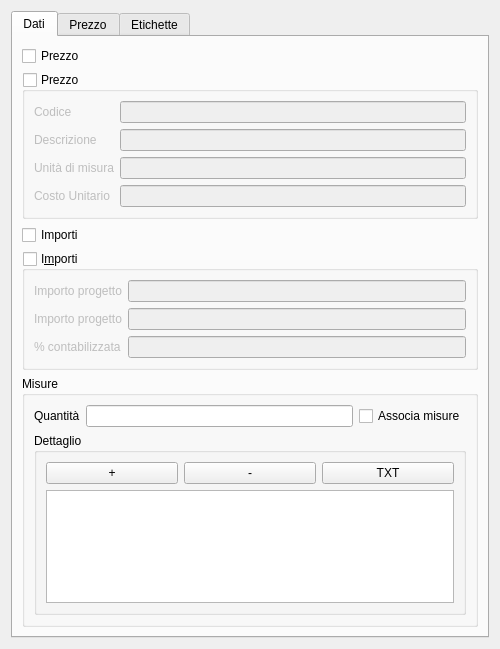
The window that qcostgui/accountinglsbillitemgui.ui (mickele77/qcost) describes before a commit, drawn with Qt 5.
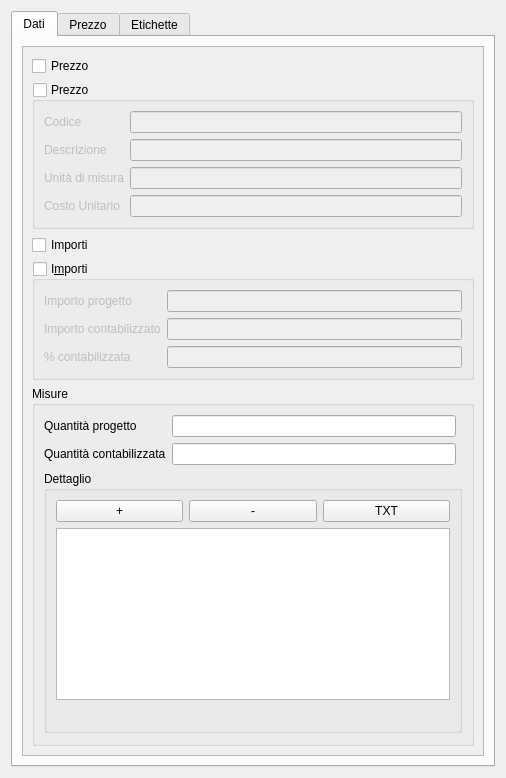
The same window after the commit.

What changed in the file:
```diff
--- a/qcostgui/accountinglsbillitemgui.ui
+++ b/qcostgui/accountinglsbillitemgui.ui
@@ -6,8 +6,8 @@
    <rect>
     <x>0</x>
     <y>0</y>
-    <width>500</width>
-    <height>649</height>
+    <width>506</width>
+    <height>778</height>
    </rect>
   </property>
   <property name="windowTitle">
@@ -24,6 +24,28 @@
        <string>Dati</string>
       </attribute>
       <layout class="QGridLayout" name="dataTabLayout">
+       <item row="0" column="0">
+        <widget class="QScrollArea" name="scrollArea">
+         <property name="widgetResizable">
+          <bool>true</bool>
+         </property>
+         <widget class="QWidget" name="scrollAreaWidgetContents">
+          <property name="geometry">
+           <rect>
+            <x>0</x>
+            <y>0</y>
+            <width>470</width>
+            <height>715</height>
+           </rect>
+          </property>
+          <layout class="QGridLayout" name="gridLayout">
+           <item row="0" column="0">
+            <widget class="QCheckBox" name="priceCheckBox">
+             <property name="text">
+              <string>Prezzo</string>
+             </property>
+            </widget>
+           </item>
        <item row="1" column="0">
         <widget class="QGroupBox" name="priceGroupBox">
          <property name="title">
@@ -38,6 +60,9 @@
          <layout class="QGridLayout" name="priceDataLayout">
           <item row="2" column="1">
            <widget class="QLineEdit" name="priceUnitMeasureLineEdit">
+                <property name="alignment">
+                 <set>Qt::AlignRight|Qt::AlignTrailing|Qt::AlignVCenter</set>
+                </property>
             <property name="readOnly">
              <bool>true</bool>
             </property>
@@ -86,7 +111,10 @@
            </widget>
           </item>
           <item row="3" column="1">
-           <widget class="QLineEdit" name="PPUTotalLineEdit">
+               <widget class="QLineEdit" name="PPULineEdit">
+                <property name="alignment">
+                 <set>Qt::AlignRight|Qt::AlignTrailing|Qt::AlignVCenter</set>
+                </property>
             <property name="readOnly">
              <bool>true</bool>
             </property>
@@ -102,28 +130,110 @@
          </property>
         </widget>
        </item>
+           <item row="3" column="0">
+            <widget class="QGroupBox" name="amountsGroupBox">
+             <property name="title">
+              <string>I&amp;mporti</string>
+             </property>
+             <property name="checkable">
+              <bool>true</bool>
+             </property>
+             <property name="checked">
+              <bool>false</bool>
+             </property>
+             <layout class="QGridLayout" name="amountsDataLayout">
+              <item row="0" column="0">
+               <widget class="QLabel" name="projAmountLabel">
+                <property name="text">
+                 <string>Importo progetto</string>
+                </property>
+               </widget>
+              </item>
+              <item row="0" column="1">
+               <widget class="QLineEdit" name="projAmountLineEdit">
+                <property name="alignment">
+                 <set>Qt::AlignRight|Qt::AlignTrailing|Qt::AlignVCenter</set>
+                </property>
+                <property name="readOnly">
+                 <bool>true</bool>
+                </property>
+               </widget>
+              </item>
+              <item row="1" column="0">
+               <widget class="QLabel" name="accAmountLabel">
+                <property name="text">
+                 <string>Importo contabilizzato</string>
+                </property>
+               </widget>
+              </item>
+              <item row="1" column="1">
+               <widget class="QLineEdit" name="accAmountLineEdit">
+                <property name="alignment">
+                 <set>Qt::AlignRight|Qt::AlignTrailing|Qt::AlignVCenter</set>
+                </property>
+                <property name="readOnly">
+                 <bool>true</bool>
+                </property>
+               </widget>
+              </item>
+              <item row="2" column="0">
+               <widget class="QLabel" name="percentageAccountedLabel">
+                <property name="text">
+                 <string>% contabilizzata</string>
+                </property>
+               </widget>
+              </item>
+              <item row="2" column="1">
+               <widget class="QLineEdit" name="percentageAccountedLineEdit">
+                <property name="alignment">
+                 <set>Qt::AlignRight|Qt::AlignTrailing|Qt::AlignVCenter</set>
+                </property>
+                <property name="readOnly">
+                 <bool>true</bool>
+                </property>
+               </widget>
+              </item>
+             </layout>
+            </widget>
+           </item>
        <item row="4" column="0">
         <widget class="QGroupBox" name="valueDataGroupBox">
          <property name="title">
           <string>Misure</string>
          </property>
          <layout class="QGridLayout" name="valueDataLayout">
-          <item row="0" column="1">
-           <widget class="QLabel" name="quantityLabel">
+              <item row="3" column="1">
+               <spacer name="valueDataVertSpacer">
+                <property name="orientation">
+                 <enum>Qt::Vertical</enum>
+                </property>
+                <property name="sizeHint" stdset="0">
+                 <size>
+                  <width>20</width>
+                  <height>40</height>
+                 </size>
+                </property>
+               </spacer>
+              </item>
+              <item row="1" column="1">
+               <widget class="QLabel" name="accQuantityLabel">
             <property name="text">
-             <string>Quantità</string>
+                 <string>Quantità contabilizzata</string>
             </property>
            </widget>
           </item>
-          <item row="0" column="2">
-           <widget class="QLineEdit" name="quantityLineEdit">
+              <item row="1" column="2">
+               <widget class="QLineEdit" name="accQuantityLineEdit">
             <property name="alignment">
              <set>Qt::AlignRight|Qt::AlignTrailing|Qt::AlignVCenter</set>
             </property>
-           </widget>
-          </item>
-          <item row="1" column="1" colspan="3">
-           <widget class="QGroupBox" name="billItemLinesGroupBox">
+                <property name="readOnly">
+                 <bool>true</bool>
+                </property>
+               </widget>
+              </item>
+              <item row="2" column="1" colspan="3">
+               <widget class="QGroupBox" name="itemMeasuresGroupBox">
             <property name="sizePolicy">
              <sizepolicy hsizetype="Preferred" vsizetype="Expanding">
               <horstretch>0</horstretch>
@@ -174,78 +284,18 @@
             </layout>
            </widget>
           </item>
-          <item row="2" column="1">
-           <spacer name="valueDataVertSpacer">
-            <property name="orientation">
-             <enum>Qt::Vertical</enum>
-            </property>
-            <property name="sizeHint" stdset="0">
-             <size>
-              <width>20</width>
-              <height>40</height>
-             </size>
-            </property>
-           </spacer>
-          </item>
-          <item row="0" column="3">
-           <widget class="QCheckBox" name="associateLinesCheckBox">
-            <property name="text">
-             <string>Associa misure</string>
-            </property>
-           </widget>
-          </item>
-         </layout>
-        </widget>
-       </item>
-       <item row="3" column="0">
-        <widget class="QGroupBox" name="amountsGroupBox">
-         <property name="title">
-          <string>I&amp;mporti</string>
-         </property>
-         <property name="checkable">
-          <bool>true</bool>
-         </property>
-         <property name="checked">
-          <bool>false</bool>
-         </property>
-         <layout class="QGridLayout" name="amountsDataLayout">
-          <item row="0" column="0">
-           <widget class="QLabel" name="totalAmountLabel">
-            <property name="text">
-             <string>Importo progetto</string>
-            </property>
-           </widget>
-          </item>
           <item row="0" column="1">
-           <widget class="QLineEdit" name="totalAmountLineEdit">
-            <property name="readOnly">
-             <bool>true</bool>
-            </property>
-           </widget>
-          </item>
-          <item row="1" column="0">
-           <widget class="QLabel" name="totalAmountAccountedLabel">
+               <widget class="QLabel" name="projQuantityLabel">
             <property name="text">
-             <string>Importo progetto</string>
+                 <string>Quantità progetto</string>
             </property>
            </widget>
           </item>
-          <item row="1" column="1">
-           <widget class="QLineEdit" name="totalAmountAccountedLineEdit">
-            <property name="readOnly">
-             <bool>true</bool>
-            </property>
-           </widget>
-          </item>
-          <item row="2" column="0">
-           <widget class="QLabel" name="percentageAccountedLabel">
-            <property name="text">
-             <string>% contabilizzata</string>
-            </property>
-           </widget>
-          </item>
-          <item row="2" column="1">
-           <widget class="QLineEdit" name="percentageAccountedLineEdit">
+              <item row="0" column="2">
+               <widget class="QLineEdit" name="projQuantityLineEdit">
+                <property name="alignment">
+                 <set>Qt::AlignRight|Qt::AlignTrailing|Qt::AlignVCenter</set>
+                </property>
             <property name="readOnly">
              <bool>true</bool>
             </property>
@@ -254,11 +304,8 @@
          </layout>
         </widget>
        </item>
-       <item row="0" column="0">
-        <widget class="QCheckBox" name="priceCheckBox">
-         <property name="text">
-          <string>Prezzo</string>
-         </property>
+          </layout>
+         </widget>
         </widget>
        </item>
       </layout>
```
Left out of the diff: 120 changed lines with no effect on the pictures. Lines whose indentation alone changed are shown as unchanged.
